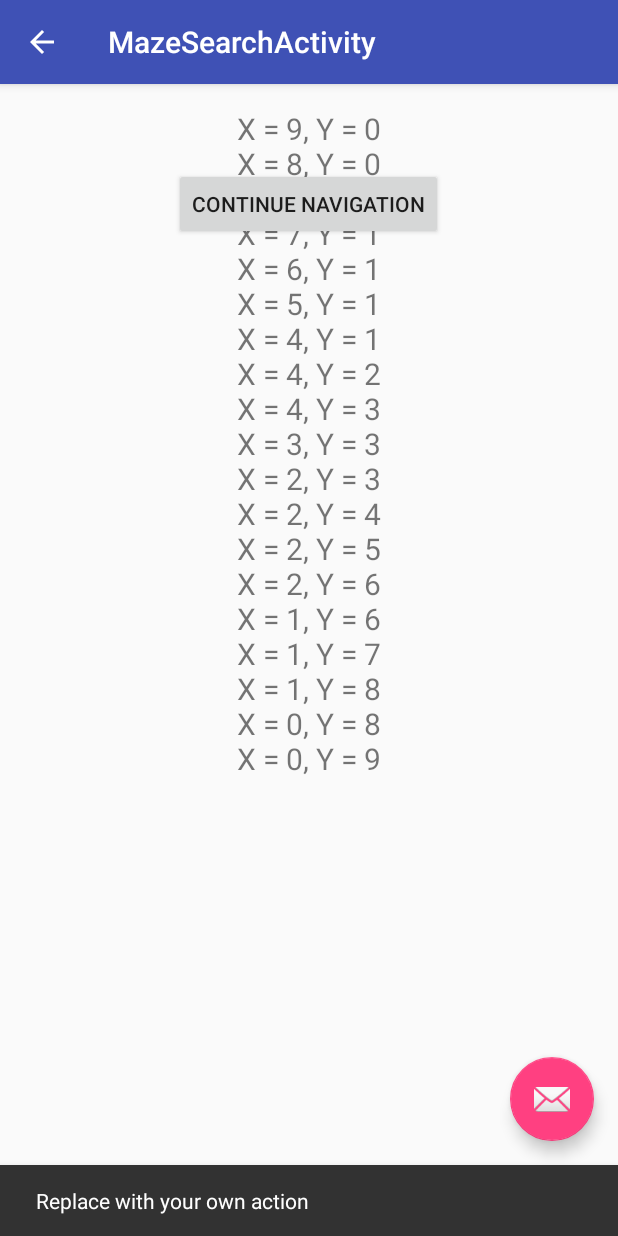
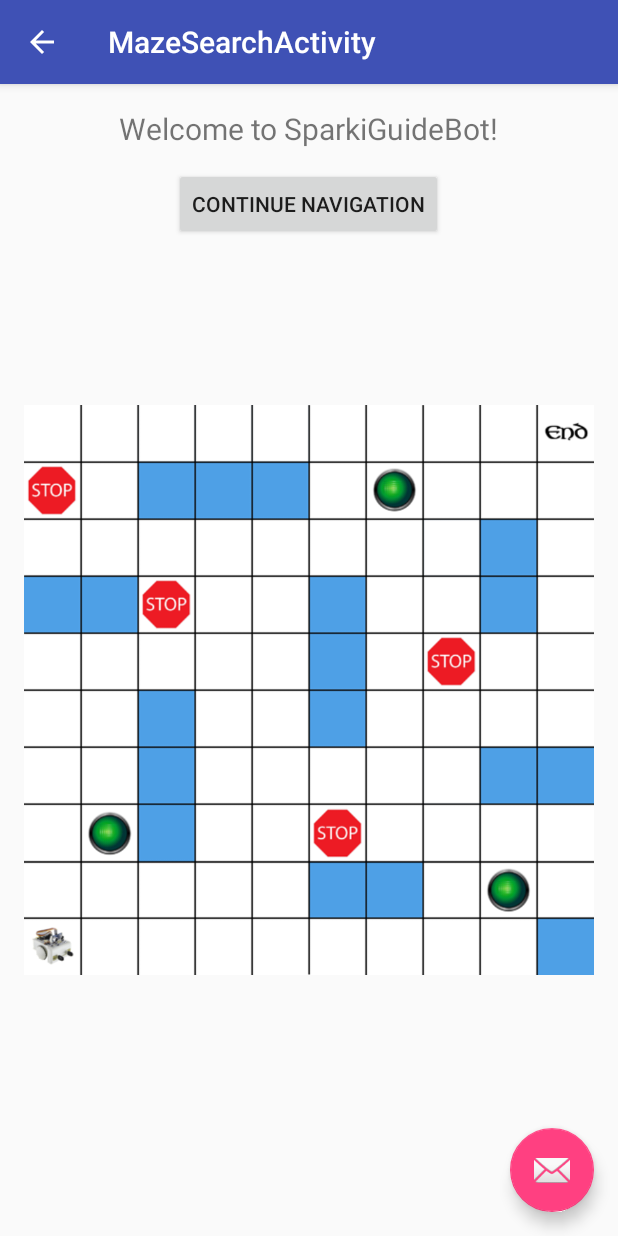
Before and after one commit to EmberRandall/SparkiGuideBot, an Android app: the MazeSearchActivity screen opened directly, with no data from a screen before it, after a tap on "CONTINUE NAVIGATION", on a phone screen of 412 x 824 dp. Run offline under Robolectric (Android 15) with nearby library versions, the phone set to English and light mode, and no system bars; 1 other tap on this screen came first.

Commit message:
Communicating with Sparki and navigating through maze

```diff
--- a/app/build.gradle
+++ b/app/build.gradle
@@ -6,7 +6,7 @@ android {
 
     defaultConfig {
         applicationId "robotics.sparkiguidebot"
-        minSdkVersion 15
+        minSdkVersion 16
         targetSdkVersion 23
         versionCode 1
         versionName "1.0"
--- a/app/src/main/AndroidManifest.xml
+++ b/app/src/main/AndroidManifest.xml
@@ -3,6 +3,8 @@
     package="robotics.sparkiguidebot" >
 
     <uses-permission android:name="android.permission.BLUETOOTH" />
+    <uses-permission android:name="android.permission.BLUETOOTH_ADMIN" />
+
     <application
         android:allowBackup="true"
         android:icon="@mipmap/ic_launcher"
--- /dev/null
+++ b/app/src/main/java/robotics/sparkiguidebot/MazeSearch.java
@@ -0,0 +1,127 @@
+package robotics.sparkiguidebot;
+
+import java.util.ArrayList;
+import java.util.Collections;
+import java.util.PriorityQueue;
+
+/**
+ * Created by Emily on 11/16/2015.
+ */
+public class MazeSearch {
+    private int[][] mazeList = new int[][]{{0, 0, 0, 0, 0, 0, 0, 0, 0, 50},
+            {1, 0, 2, 2, 2, 0, 3, 0, 0, 0},
+            {0, 0, 0, 0, 0, 0, 0, 0, 2, 0},
+            {2, 2, 1, 0, 0, 2, 0, 0, 2, 0},
+            {0, 0, 0, 0, 0, 2, 0, 1, 0, 0},
+            {0, 0, 2, 0, 0, 2, 0, 0, 0, 0},
+            {0, 0, 2, 0, 0, 0, 0, 0, 2, 2},
+            {0, 3, 2, 0, 0, 1, 0, 0, 0, 0},
+            {0, 0, 0, 0, 0, 2, 2, 0, 3, 0},
+            {0, 0, 0, 0, 0, 0, 0, 0, 0, 2}};
+    private double epsilon = 0.5;
+    private double gamma = 0.9;
+    private int startX = mazeList.length - 1;
+    private int startY = 0;
+    private int endX = 0;
+    private int endY = mazeList[0].length - 1;
+    private PriorityQueue<MazeNode> openList = new PriorityQueue<MazeNode>();
+    private ArrayList<MazeNode> closedList = new ArrayList<MazeNode>();
+    private MazeNode[][] maze = new MazeNode[mazeList.length][mazeList[0].length];
+
+    public MazeSearch() {
+    }
+
+    private void createMaze() {
+        for (int i = 0; i < mazeList.length; i++) {
+            for (int j = 0; j < mazeList[i].length; j++) {
+                maze[i][j] = new MazeNode(i, j, mazeList[i][j]);
+            }
+        }
+    }
+
+    private void iterate() {
+        createMaze();
+        double error = Double.POSITIVE_INFINITY;
+        while (error > epsilon * (1 - gamma) / gamma) {
+            double max_err = 0.0;
+            for (int i = 0; i < maze.length; i++) {
+                for (int j = maze[i].length - 1; j >= 0; j--) {
+                    if (maze[i][j].getTyp() != 2) {
+                        double oldUtil = maze[i][j].getUtility();
+                        maze[i][j].setUtility(maze[i][j].getReward() + gamma * getMaxMove(i, j));
+                        if (Math.abs(oldUtil - maze[i][j].getUtility()) > max_err) {
+                            max_err = Math.abs(oldUtil - maze[i][j].getUtility());
+                        }
+                    }
+                }
+            }
+            error = max_err;
+        }
+    }
+
+    private double getMaxMove(int x, int y) {
+        ArrayList<Double> moves = new ArrayList<>();
+        moves.add(0.8 * getUtility(x - 1, y) + 0.1 * getUtility(x, y + 1) + 0.1 * getUtility(x, y - 1));
+        moves.add(0.8 * getUtility(x + 1, y) + 0.1 * getUtility(x, y + 1) + 0.1 * getUtility(x, y - 1));
+        moves.add(0.8 * getUtility(x, y + 1) + 0.1 * getUtility(x + 1, y) + 0.1 * getUtility(x - 1, y));
+        moves.add(0.8 * getUtility(x, y - 1) + 0.1 * getUtility(x + 1, y) + 0.1 * getUtility(x - 1, y));
+        return Collections.max(moves);
+    }
+
+    private double getUtility(int x, int y) {
+        if (x >= 0 && x < maze.length && y >= 0 && y < maze[x].length){
+            if (maze[x][y].getUtility() > Double.NEGATIVE_INFINITY){
+                return maze[x][y].getUtility();
+            }
+        }
+        return 0.0;
+    }
+
+    private ArrayList<MazeNode> getAdjacent(MazeNode node) {
+        ArrayList<MazeNode> nodes = new ArrayList<>();
+        if (node.getX() > 0) {
+            nodes.add(maze[node.getX() - 1][node.getY()]);
+        }
+        if (node.getY() > 0) {
+            nodes.add(maze[node.getX()][node.getY() - 1]);
+        }
+        if (node.getX() + 1 < maze.length) {
+            nodes.add(maze[node.getX() + 1][node.getY()]);
+        }
+        if (node.getY() + 1 < maze[node.getX()].length) {
+            nodes.add(maze[node.getX()][node.getY() + 1]);
+        }
+        return nodes;
+    }
+
+    private ArrayList<MazeNode> getPath(MazeNode node) {
+        ArrayList<MazeNode> path = new ArrayList<>();
+        while (node.getX() != startX || node.getY() != startY) {
+            path.add(node);
+            node = node.getParent();
+        }
+        path.add(node);
+        Collections.reverse(path);
+        return path;
+    }
+
+    public ArrayList<MazeNode> search() {
+        iterate();
+        openList.add(maze[startX][startY]);
+        while (!openList.isEmpty()) {
+            MazeNode node = openList.poll();
+            closedList.add(node);
+            if (node.getX() == endX && node.getY() == endY) {
+                return getPath(node);
+            }
+            ArrayList<MazeNode> adjNodes = getAdjacent(node);
+            for (MazeNode n : adjNodes) {
+                if (!closedList.contains(n) && !openList.contains(n)) {
+                    openList.add(n);
+                    n.setParent(node);
+                }
+            }
+        }
+        return null;
+    }
+}
--- a/app/src/main/java/robotics/sparkiguidebot/MazeSearchActivity.java
+++ b/app/src/main/java/robotics/sparkiguidebot/MazeSearchActivity.java
@@ -2,55 +2,34 @@ package robotics.sparkiguidebot;
 
 import android.bluetooth.BluetoothAdapter;
 import android.bluetooth.BluetoothDevice;
-import android.bluetooth.BluetoothSocket;
 import android.content.Intent;
-import android.media.MediaActionSound;
 import android.os.Bundle;
-import android.os.ParcelUuid;
+import android.os.Handler;
+import android.os.Message;
 import android.support.design.widget.FloatingActionButton;
 import android.support.design.widget.Snackbar;
 import android.support.v7.app.AppCompatActivity;
 import android.support.v7.widget.Toolbar;
 import android.util.Log;
 import android.view.View;
-import android.widget.ArrayAdapter;
-import android.widget.ListView;
-import android.widget.TextView;
 import android.widget.Toast;
 
-import java.io.IOException;
 import java.util.ArrayList;
-import java.util.Collections;
-import java.util.PriorityQueue;
 import java.util.Set;
-import java.util.UUID;
 
 public class MazeSearchActivity extends AppCompatActivity {
-    private int[][] mazeList = new int[][]{{0, 0, 0, 0, 0, 0, 0, 0, 0, 50},
-            {1, 0, 2, 2, 2, 0, 3, 0, 0, 0},
-            {0, 0, 0, 0, 0, 0, 0, 0, 2, 0},
-            {2, 2, 1, 0, 0, 2, 0, 0, 2, 0},
-            {0, 0, 0, 0, 0, 2, 0, 1, 0, 0},
-            {0, 0, 2, 0, 0, 2, 0, 0, 0, 0},
-            {0, 0, 2, 0, 0, 0, 0, 0, 2, 2},
-            {0, 3, 2, 0, 0, 1, 0, 0, 0, 0},
-            {0, 0, 0, 0, 0, 2, 2, 0, 3, 0},
-            {0, 0, 0, 0, 0, 0, 0, 0, 0, 2}};
-    private double epsilon = 0.5;
-    private double gamma = 0.9;
-    private int startX = mazeList.length - 1;
-    private int startY = 0;
-    private int endX = 0;
-    private int endY = mazeList[0].length - 1;
-    private PriorityQueue<MazeNode> openList = new PriorityQueue<MazeNode>();
-    private ArrayList<MazeNode> closedList = new ArrayList<MazeNode>();
-    private MazeNode[][] maze = new MazeNode[mazeList.length][mazeList[0].length];
+    private BluetoothAdapter mAdapter;
+    private Set<BluetoothDevice> pairedDevices;
+    private Handler mHandler;
+    private ConnectThread mThread;
+    private ArrayList<MazeNode> mPath;
+    private int moveNumber = 0;
+    private Orientation orientation = Orientation.EAST;
 
-
-    private BluetoothAdapter adapter;
-    private Set<BluetoothDevice> pairedDevices;
-    private static final UUID MY_UUID = UUID
-            .fromString("00001101-0000-1000-8000-00805F9B34FB");
+    private enum Orientation {
+        NORTH,
+        EAST
+    }
 
     @Override
     protected void onCreate(Bundle savedInstanceState) {
@@ -68,140 +47,80 @@ public class MazeSearchActivity extends AppCompatActivity {
             }
         });
         getSupportActionBar().setDisplayHomeAsUpEnabled(true);
-        ArrayList<MazeNode> path = search();
-        String message = "";
-        for (MazeNode node : path) {
+
+        MazeSearch maze = new MazeSearch();
+        mPath = maze.search();
+        /*String message = "";
+        for (MazeNode node : mPath) {
             message += "X = " + node.getX() + ", Y = " + node.getY() + "\n";
         }
         TextView textView = (TextView) findViewById(R.id.path);
-        textView.setText(message);
+        textView.setText(message);*/
 
-        adapter = BluetoothAdapter.getDefaultAdapter();
-        if (!adapter.isEnabled()) {
+        mAdapter = BluetoothAdapter.getDefaultAdapter();
+        if (!mAdapter.isEnabled()) {
             Intent turnOn = new Intent(BluetoothAdapter.ACTION_REQUEST_ENABLE);
             startActivityForResult(turnOn, 0);
-            Toast.makeText(getApplicationContext(), "Turned on", Toast.LENGTH_LONG).show();
+            Toast.makeText(getApplicationContext(), "Turned on", Toast.LENGTH_SHORT).show();
         }
-    }
 
-    public void list(View v){
-        pairedDevices = adapter.getBondedDevices();
+        mHandler = new Handler () {
+            @Override
+            public void handleMessage(Message msg) {
+                String msgReceived = (String) msg.obj;
+                Log.d("Handler", msgReceived);
+                if (!msgReceived.contains("command")) {
+                    View view = findViewById(R.id.continue_nav_button);
+                    view.announceForAccessibility(getResources().getString(R.string.move_finished));
+                }
+            }
+        };
+
+        pairedDevices = mAdapter.getBondedDevices();
         ArrayList list = new ArrayList();
-        BluetoothSocket socket = null;
 
         for(BluetoothDevice bt : pairedDevices) {
             list.add(bt.getName());
             if (bt.getName().contains("ArcBotics")) {
-                Toast.makeText(getApplicationContext(), "Getting UUID", Toast.LENGTH_SHORT).show();
-                try {
-                    socket = bt.createRfcommSocketToServiceRecord(MY_UUID);
-                } catch (Exception e) {}
-            }
-        }
-        if (socket != null) {
-            Toast.makeText(getApplicationContext(), "found socket", Toast.LENGTH_SHORT).show();
-            BluetoothThread thread = new BluetoothThread(socket);
-            String command = "f99";
-            thread.write(command.getBytes());
-        }
-
-        final ArrayAdapter adapter = new ArrayAdapter(this, android.R.layout.simple_list_item_1, list);
-        ListView lv = (ListView)findViewById(R.id.listView);
-        lv.setAdapter(adapter);
-    }
-
-    private void createMaze() {
-        for (int i = 0; i < mazeList.length; i++) {
-            for (int j = 0; j < mazeList[i].length; j++) {
-                maze[i][j] = new MazeNode(i, j, mazeList[i][j]);
+                Toast.makeText(getApplicationContext(), "Found Sparki", Toast.LENGTH_SHORT).show();
+                mThread = new ConnectThread(bt,  mAdapter, mHandler);
+                mThread.start();
             }
         }
     }
 
-    private void iterate() {
-        createMaze();
-        double error = Double.POSITIVE_INFINITY;
-        while (error > epsilon * (1 - gamma) / gamma) {
-            double max_err = 0.0;
-            for (int i = 0; i < maze.length; i++) {
-                for (int j = maze[i].length - 1; j >= 0; j--) {
-                    if (maze[i][j].getTyp() != 2) {
-                        double oldUtil = maze[i][j].getUtility();
-                        maze[i][j].setUtility(maze[i][j].getReward() + gamma * getMaxMove(i, j));
-                        if (Math.abs(oldUtil - maze[i][j].getUtility()) > max_err) {
-                            max_err = Math.abs(oldUtil - maze[i][j].getUtility());
-                        }
-                    }
-                }
+    public void move(View v){
+        String move = getNextMove();
+        if (mThread != null && move != "") {
+            mThread.write(move);
+            String message = getResources().getString(R.string.move_forward);
+            if (move.contains("l")) {
+                message = getResources().getString(R.string.turn_left);
             }
-            error = max_err;
+            else if (move.contains("r")) {
+                message = getResources().getString(R.string.turn_right);
+            }
+            v.announceForAccessibility(message);
         }
     }
 
-    private double getMaxMove(int x, int y) {
-        ArrayList<Double> moves = new ArrayList<>();
-        moves.add(0.8 * getUtility(x - 1, y) + 0.1 * getUtility(x, y + 1) + 0.1 * getUtility(x, y - 1));
-        moves.add(0.8 * getUtility(x + 1, y) + 0.1 * getUtility(x, y + 1) + 0.1 * getUtility(x, y - 1));
-        moves.add(0.8 * getUtility(x, y + 1) + 0.1 * getUtility(x + 1, y) + 0.1 * getUtility(x - 1, y));
-        moves.add(0.8 * getUtility(x, y - 1) + 0.1 * getUtility(x + 1, y) + 0.1 * getUtility(x - 1, y));
-        return Collections.max(moves);
-    }
-
-    private double getUtility(int x, int y) {
-        if (x >= 0 && x < maze.length && y >= 0 && y < maze[x].length){
-            if (maze[x][y].getUtility() > Double.NEGATIVE_INFINITY){
-                return maze[x][y].getUtility();
+    private String getNextMove() {
+        String move = "";
+        if (moveNumber < mPath.size() - 1) {
+            move = "f99";
+            MazeNode current = mPath.get(moveNumber);
+            MazeNode end = mPath.get(moveNumber + 1);
+            if (current.getX() > end.getX() && orientation == Orientation.EAST) {
+                move = "l \n" + move;
+                orientation = Orientation.NORTH;
+            }
+            else if (current.getY() < end.getY() && orientation == Orientation.NORTH) {
+                move = "r \n" + move;
+                orientation = Orientation.EAST;
             }
         }
-        return 0.0;
-    }
-
-    private ArrayList<MazeNode> getAdjacent(MazeNode node) {
-        ArrayList<MazeNode> nodes = new ArrayList<>();
-        if (node.getX() > 0) {
-            nodes.add(maze[node.getX() - 1][node.getY()]);
-        }
-        if (node.getY() > 0) {
-            nodes.add(maze[node.getX()][node.getY() - 1]);
-        }
-        if (node.getX() + 1 < maze.length) {
-            nodes.add(maze[node.getX() + 1][node.getY()]);
-        }
-        if (node.getY() + 1 < maze[node.getX()].length) {
-            nodes.add(maze[node.getX()][node.getY() + 1]);
-        }
-        return nodes;
-    }
-
-    private ArrayList<MazeNode> getPath(MazeNode node) {
-        ArrayList<MazeNode> path = new ArrayList<>();
-        while (node.getX() != startX || node.getY() != startY) {
-            path.add(node);
-            node = node.getParent();
-        }
-        path.add(node);
-        Collections.reverse(path);
-        return path;
-    }
-
-    private ArrayList<MazeNode> search() {
-        iterate();
-        openList.add(maze[startX][startY]);
-        while (!openList.isEmpty()) {
-            MazeNode node = openList.poll();
-            closedList.add(node);
-            if (node.getX() == endX && node.getY() == endY) {
-                return getPath(node);
-            }
-            ArrayList<MazeNode> adjNodes = getAdjacent(node);
-            for (MazeNode n : adjNodes) {
-                if (!closedList.contains(n) && !openList.contains(n)) {
-                    openList.add(n);
-                    n.setParent(node);
-                }
-            }
-        }
-        return null;
+        moveNumber++;
+        return move;
     }
 
 }
--- a/app/src/main/res/layout/content_main.xml
+++ b/app/src/main/res/layout/content_main.xml
@@ -23,5 +23,6 @@
         android:layout_marginTop="40dp"
         android:layout_centerHorizontal="true"
         android:onClick="showPath"
-        android:text="@string/start" />
+        android:text="@string/start"
+        android:contentDescription="@string/start"/>
 </RelativeLayout>
--- a/app/src/main/res/layout/content_maze_search.xml
+++ b/app/src/main/res/layout/content_maze_search.xml
@@ -21,15 +21,18 @@
         android:layout_width="wrap_content"
         android:layout_height="wrap_content"
         android:layout_below="@id/welcome_message"
+        android:id="@+id/continue_nav_button"
         android:layout_marginTop="40dp"
         android:layout_centerHorizontal="true"
-        android:onClick="list"
-        android:text="@string/continue_navigation" />
+        android:onClick="move"
+        android:text="@string/continue_navigation"
+        android:contentDescription="@string/continue_navigation"/>
 
-    <ListView
+    <ImageView
         android:layout_width="wrap_content"
+        android:layout_below="@id/continue_nav_button"
+        android:src="@drawable/blank_maze"
         android:layout_height="wrap_content"
-        android:id="@+id/listView">
-    </ListView>
+        android:layout_centerHorizontal="true" />
 
 </RelativeLayout>
--- a/app/src/main/res/values/strings.xml
+++ b/app/src/main/res/values/strings.xml
@@ -5,4 +5,8 @@
     <string name="start">Start navigation</string>
     <string name="title_activity_maze_search">MazeSearchActivity</string>
     <string name="continue_navigation">Continue navigation</string>
+    <string name="move_forward">Moving forward</string>
+    <string name="turn_left">Turning left then moving forward</string>
+    <string name="turn_right">Turning right then moving forward</string>
+    <string name="move_finished">Finished moving</string>
 </resources>
```
Also changed, not shown: app/src/main/java/robotics/sparkiguidebot/BluetoothThread.java (+9 -3 lines), app/src/main/java/robotics/sparkiguidebot/ConnectThread.java (added, +87 -0 lines), app/src/main/res/drawable/blank_maze.png (added).
